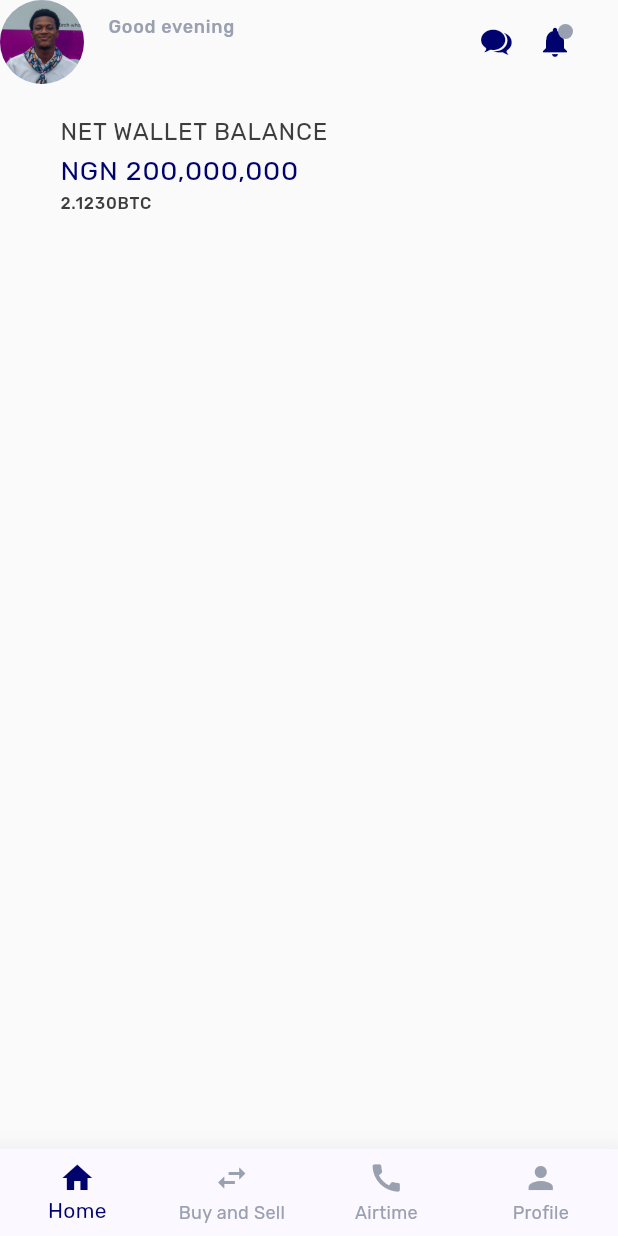
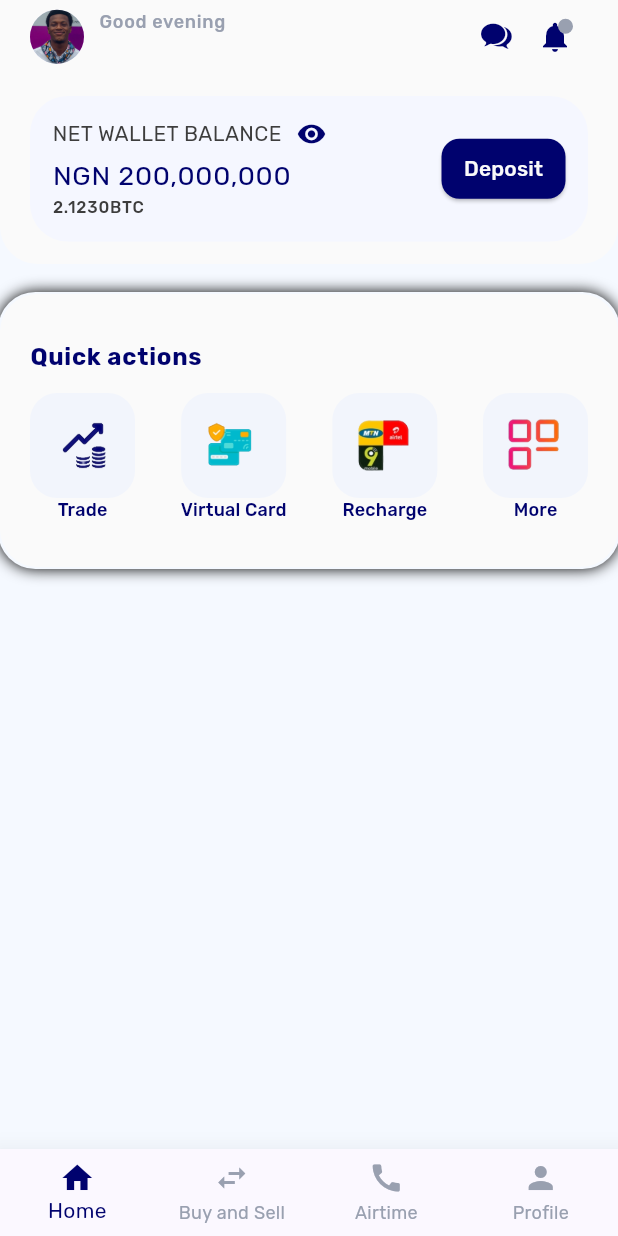
Before and after one commit to thedevsaxist/dantown-clone, a Flutter app: the Dashboard screen opened by its route, on a phone screen of 412 x 824 dp. Run offline on Flutter 3.47's test engine with Material 3 defaults, Android fonts, the phone set to English and light mode, and no system bars; our stand-ins replace flutter_dotenv, get_it, go_router, google_fonts; missing offline and left inert: default_ui_components.

Commit message:
build the wallet display and the quick actions panel

```diff
--- a/lib/core/theme.dart
+++ b/lib/core/theme.dart
@@ -25,5 +25,8 @@ class AppColors {
   static final primaryColor = Color(0xFF00026e);
   static final secondaryColor = Color(0xFF99a0b0);
   static final backgroundColor = Color(0xFFfafafa);
+  static final secondaryBackgroundColor = Color(0xFFf5f9ff);
   static final darkGrey = Color(0xFF3d3d3d);
+  static final lightBlue = Color(0xFFf5f7ff);
+  static final lightBlue200 = Color(0xFFf2f5fc);
 }
--- a/lib/presentation/screens/dashboard.dart
+++ b/lib/presentation/screens/dashboard.dart
@@ -1,6 +1,8 @@
 import 'package:d_crypto_lite/core/constants.dart';
 import 'package:d_crypto_lite/core/theme.dart';
 import 'package:d_crypto_lite/presentation/state/dashboard_view_model.dart';
+import 'package:d_crypto_lite/presentation/widgets/quick_action_item.dart';
+import 'package:d_crypto_lite/presentation/widgets/wallet_display.dart';
 import 'package:flutter/cupertino.dart';
 import 'package:flutter/material.dart';
 import 'package:provider/provider.dart';
@@ -21,14 +23,27 @@ class _DashboardState extends State<Dashboard> {
     provider.getUserProfile();
   }
 
+  bool isVisible = true;
+
   @override
   Widget build(BuildContext context) {
     // final vm = context.read<IDashboardViewModel>();
     final username = context.watch<IDashboardViewModel>().username;
     final t = Theme.of(context).textTheme;
     return Scaffold(
+      backgroundColor: AppColors.secondaryBackgroundColor,
       appBar: AppBar(
-        leading: CircleAvatar(backgroundImage: AssetImage("assets/headshot.png")),
+        // leadingWidth: 35,
+        titleSpacing: 10,
+        scrolledUnderElevation: 0,
+        actionsPadding: const EdgeInsets.only(right: Constants.horizontalPadding),
+        shape: RoundedRectangleBorder(
+          borderRadius: BorderRadius.vertical(bottom: Radius.circular(Constants.borderRadius)),
+        ),
+        leading: Padding(
+          padding: const EdgeInsets.only(left: 20),
+          child: CircleAvatar(foregroundImage: AssetImage("assets/headshot.png")),
+        ),
         title: Column(
           crossAxisAlignment: CrossAxisAlignment.start,
           children: [
@@ -39,6 +54,7 @@ class _DashboardState extends State<Dashboard> {
         centerTitle: false,
         actions: [
           Icon(CupertinoIcons.chat_bubble_2_fill),
+
           const SizedBox(width: 15),
 
           Badge(
@@ -46,37 +62,53 @@ class _DashboardState extends State<Dashboard> {
             backgroundColor: AppColors.secondaryColor,
             child: Icon(Icons.notifications),
           ),
-          const SizedBox(width: Constants.horizontalPadding),
         ],
+
+        bottom: PreferredSize(preferredSize: Size.fromHeight(120), child: WalletDisplay()),
       ),
 
       body: Padding(
-        padding: const EdgeInsets.symmetric(
-          vertical: 10.0,
-          horizontal: Constants.horizontalPadding,
-        ),
-        child: Container(
-          padding: const EdgeInsets.all(10),
-          width: MediaQuery.sizeOf(context).width,
-          child: Row(
-            mainAxisAlignment: MainAxisAlignment.spaceBetween,
-            children: [
-              Column(
+        padding: const EdgeInsets.only(top: 20.0),
+        child: Column(
+          children: [
+            Container(
+              width: MediaQuery.sizeOf(context).width,
+              padding: const EdgeInsets.symmetric(horizontal: 20, vertical: 30),
+              decoration: BoxDecoration(
+                color: AppColors.backgroundColor,
+                borderRadius: BorderRadius.circular(Constants.borderRadius),
+                boxShadow: [BoxShadow(blurStyle: BlurStyle.outer, blurRadius: 8, spreadRadius: 1)],
+              ),
+              child: Column(
                 crossAxisAlignment: CrossAxisAlignment.start,
                 children: [
                   Text(
-                    "NET WALLET BALANCE",
-                    style: t.bodyLarge?.copyWith(color: AppColors.darkGrey),
+                    "Quick actions",
+                    style: t.bodyLarge?.copyWith(
+                      color: AppColors.primaryColor,
+                      fontWeight: FontWeight.bold,
+                    ),
                   ),
-                  Text(
-                    "NGN 200,000,000",
-                    style: t.bodyLarge?.copyWith(color: AppColors.primaryColor, fontSize: 18),
+
+                  const SizedBox(height: 12),
+
+                  Row(
+                    mainAxisAlignment: MainAxisAlignment.spaceBetween,
+                    children: [
+                      QuickActionItem(image: "assets/yyy.png", label: "Trade"),
+                      QuickActionItem(
+                        image:
+                            "assets/Screenshot_2025-05-09-21-33-51-545_com.dantown.Dantownapp.png",
+                        label: "Virtual Card",
+                      ),
+                      QuickActionItem(image: "assets/ooo.png", label: "Recharge"),
+                      QuickActionItem(image: "assets/hh.png", label: "More"),
+                    ],
                   ),
-                  Text("2.1230BTC", style: t.labelSmall?.copyWith(color: AppColors.darkGrey)),
                 ],
               ),
-            ],
-          ),
+            ),
+          ],
         ),
       ),
     );
--- a/lib/presentation/widgets/hide_balance.dart
+++ /dev/null
@@ -1,17 +0,0 @@
-import 'package:flutter/material.dart';
-
-class HideBalance extends StatefulWidget {
-  const HideBalance({super.key});
-
-  @override
-  State<HideBalance> createState() => _HideBalanceState();
-}
-
-class _HideBalanceState extends State<HideBalance> {
-  @override
-  Widget build(BuildContext context) {
-    return Row(children: [
-
-    ]);
-  }
-}
--- /dev/null
+++ b/lib/presentation/widgets/quick_action_item.dart
@@ -0,0 +1,37 @@
+import 'package:d_crypto_lite/core/theme.dart';
+import 'package:flutter/material.dart';
+
+class QuickActionItem extends StatefulWidget {
+  final String image;
+  final String label;
+  const QuickActionItem({super.key, required this.image, required this.label});
+
+  @override
+  State<QuickActionItem> createState() => _QuickActionItemState();
+}
+
+class _QuickActionItemState extends State<QuickActionItem> {
+  @override
+  Widget build(BuildContext context) {
+    return Column(
+      children: [
+        Container(
+          height: 70,
+          width: 70,
+          padding: const EdgeInsets.all(10),
+          decoration: BoxDecoration(
+            color: AppColors.lightBlue200,
+            borderRadius: BorderRadius.circular(18),
+          ),
+          child: Image.asset(widget.image, fit: BoxFit.cover),
+        ),
+        Text(
+          widget.label,
+          style: Theme.of(
+            context,
+          ).textTheme.labelMedium?.copyWith(color: AppColors.primaryColor, letterSpacing: 0.15),
+        ),
+      ],
+    );
+  }
+}
--- /dev/null
+++ b/lib/presentation/widgets/wallet_display.dart
@@ -0,0 +1,81 @@
+import 'package:d_crypto_lite/core/constants.dart';
+import 'package:d_crypto_lite/core/theme.dart';
+import 'package:flutter/material.dart';
+
+class WalletDisplay extends StatefulWidget {
+  const WalletDisplay({super.key});
+
+  @override
+  State<WalletDisplay> createState() => _WalletDisplayState();
+}
+
+class _WalletDisplayState extends State<WalletDisplay> {
+  bool isVisible = true;
+  @override
+  Widget build(BuildContext context) {
+    final t = Theme.of(context).textTheme;
+    return Padding(
+      padding: const EdgeInsets.symmetric(vertical: 15.0, horizontal: 20),
+      child: Container(
+        padding: const EdgeInsets.all(15),
+        width: MediaQuery.sizeOf(context).width,
+        decoration: BoxDecoration(
+          color: AppColors.lightBlue,
+          borderRadius: BorderRadius.circular(Constants.borderRadius),
+        ),
+        child: Row(
+          mainAxisAlignment: MainAxisAlignment.spaceBetween,
+          children: [
+            Column(
+              crossAxisAlignment: CrossAxisAlignment.start,
+              mainAxisSize: MainAxisSize.min,
+              children: [
+                Row(
+                  children: [
+                    Text(
+                      "NET WALLET BALANCE",
+                      style: t.bodyMedium?.copyWith(color: AppColors.darkGrey),
+                    ),
+
+                    const SizedBox(width: 10),
+                    GestureDetector(
+                      onTap: () {
+                        setState(() {
+                          isVisible = !isVisible;
+                        });
+                      },
+                      child: Icon(isVisible ? Icons.visibility : Icons.visibility_off, size: 20),
+                    ),
+                  ],
+                ),
+
+                const SizedBox(height: 4),
+                Text(
+                  isVisible ? "NGN 200,000,000" : "****",
+                  style: t.bodyLarge?.copyWith(color: AppColors.primaryColor, fontSize: 18),
+                ),
+                Text(
+                  isVisible ? "2.1230BTC" : "",
+                  style: t.labelSmall?.copyWith(color: AppColors.darkGrey),
+                ),
+              ],
+            ),
+
+            ElevatedButton(
+              onPressed: () {},
+              style: ElevatedButton.styleFrom(
+                padding: const EdgeInsets.symmetric(vertical: 8.0, horizontal: 15.0),
+                backgroundColor: AppColors.primaryColor,
+                shape: RoundedRectangleBorder(borderRadius: BorderRadius.circular(12)),
+              ),
+              child: Text(
+                "Deposit",
+                style: t.labelLarge?.copyWith(color: AppColors.backgroundColor),
+              ),
+            ),
+          ],
+        ),
+      ),
+    );
+  }
+}
--- a/pubspec.yaml
+++ b/pubspec.yaml
@@ -31,6 +31,5 @@ flutter:
   uses-material-design: true
 
   assets:
-    - assets/dantown_logo.png
-    - assets/headshot.png
+    - assets/
     - .env
```
Also changed, not shown: assets/Screenshot_2025-05-09-21-33-51-545_com.dantown.Dantownapp.png (added), assets/hh.png (added), assets/ooo.png (added), assets/yyy.png (added).
